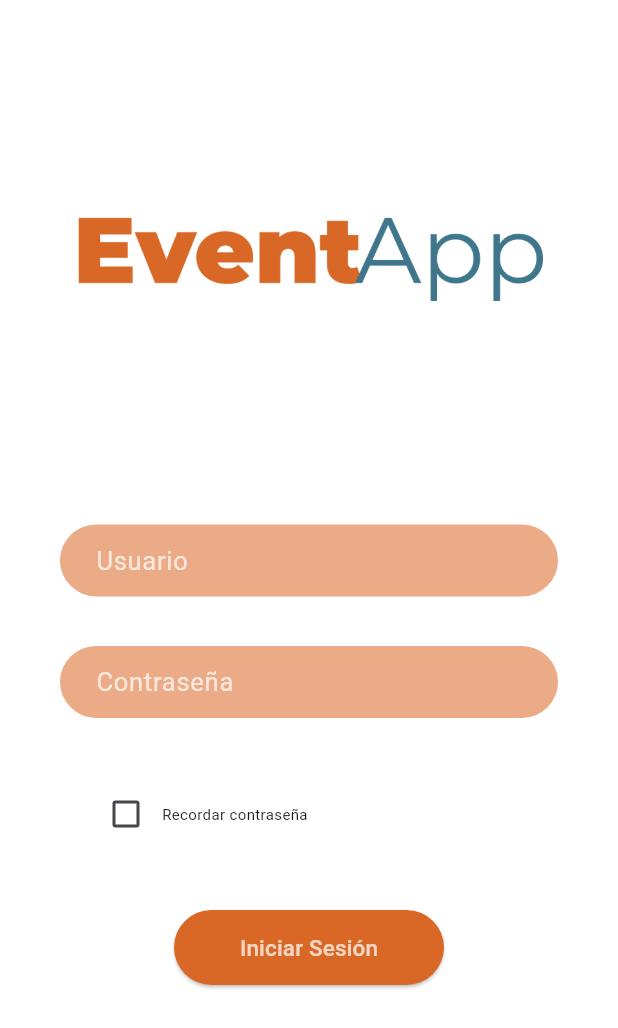
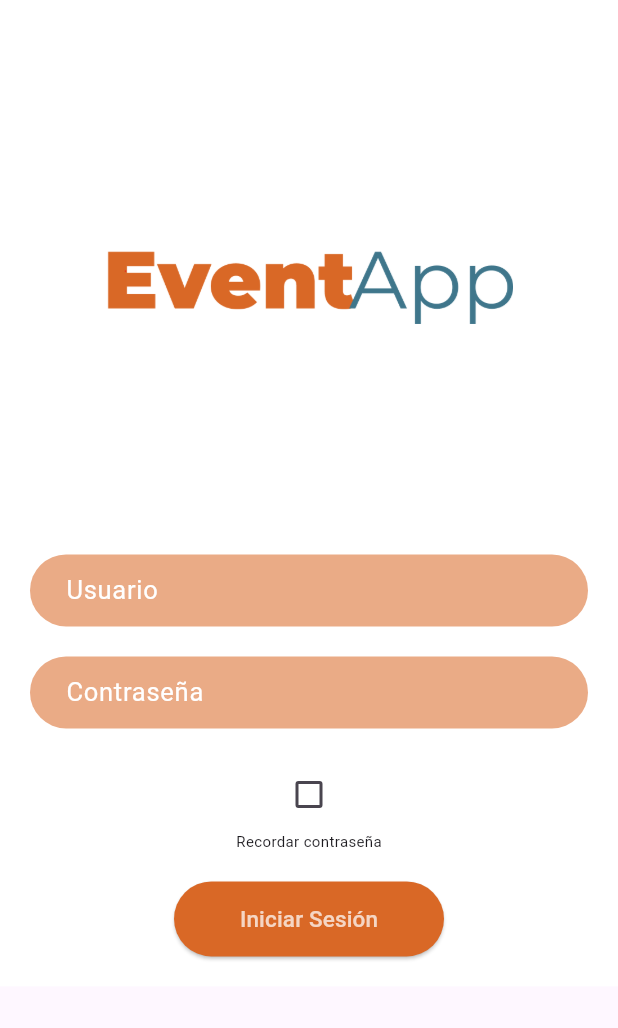
Before and after one commit to herrtiago/eventapp, a Flutter app: the screen it shows after launch, on a phone screen of 412 x 824 dp. Shown: the top 1028 px of the screen. Run offline on Flutter 3.47's test engine with Material 3 defaults, Android fonts, the phone set to English and light mode, and no system bars; our stand-ins replace google_fonts, image_picker, shared_preferences; Roboto replaces fonts that are missing (Karla).

Commit message:
arreglo del teclado

```diff
--- a/frontend_eventapp/lib/login_page.dart
+++ b/frontend_eventapp/lib/login_page.dart
@@ -35,9 +35,10 @@ class LoginPage extends StatelessWidget {
   @override
 Widget build(BuildContext context) {
     return Scaffold(
-      body: Container(
+      body: SingleChildScrollView(
+        child: Container(
           color: Color.fromARGB(255, 255, 255, 255),
-        child: Center(
+          padding: EdgeInsets.symmetric(vertical: 20, horizontal: 20),
           child: Column(
             mainAxisAlignment: MainAxisAlignment.start,
             children: <Widget>[
@@ -52,15 +53,13 @@ class LoginPage extends StatelessWidget {
                 ),
               ),
               SizedBox(height: 20),
-              Padding(
-                padding: const EdgeInsets.symmetric(horizontal: 40),
-                child: TextField(
+              TextField(
                 decoration: InputDecoration(
-                    hintText: 'Usuario',
+                  hintText: 'Usuario', // Cambia labelText por hintText
                   filled: true,
                   fillColor: const Color.fromARGB(142, 218, 104, 38),
                   hintStyle: TextStyle(
-                      color: const Color.fromARGB(186, 255, 255, 255),
+                    color: Colors.white, // Color del texto de sugerencia
                     fontSize: 17,
                     fontFamily: 'Karla',
                   ),
@@ -71,20 +70,16 @@ class LoginPage extends StatelessWidget {
                   ),
                 ),
                 controller: _controllerUsername,
-                  style: TextStyle(color: Colors.white, fontSize: 17, fontFamily: 'Karla'),
-
+                style: TextStyle(color: Colors.white), // Color del texto ingresado
               ),
-              ),
-              SizedBox(height: 33),
-              Padding(
-                padding: const EdgeInsets.symmetric(horizontal: 40),
-                child: TextField(
+              SizedBox(height: 20),
+              TextField(
                 decoration: InputDecoration(
-                    hintText: 'Contraseña',
+                  hintText: 'Contraseña', // Cambia labelText por hintText
                   filled: true,
                   fillColor: Color.fromARGB(142, 218, 104, 38),
                   hintStyle: TextStyle(
-                      color: const Color.fromARGB(186, 255, 255, 255),
+                    color: Colors.white, // Color del texto de sugerencia
                     fontSize: 17,
                     fontFamily: 'Karla',
                   ),
@@ -96,18 +91,13 @@ class LoginPage extends StatelessWidget {
                 ),
                 obscureText: true,
                 controller: _controllerPassword,
-                  style: TextStyle(color: Colors.white, fontSize: 17, fontFamily: 'Karla'),
+                style: TextStyle(color: Colors.white), // Color del texto ingresado
               ),
-              ),
-              SizedBox(height: 40),
-              Padding(
-                padding: const EdgeInsets.symmetric(horizontal: 60),
-                child: Row(
-                  children: [
+              SizedBox(height: 20),
               Checkbox(
                 value: false,
                 onChanged: (newValue) {
-                        //valor del checkbox
+                  //cambio del valor del checkbox
                 },
               ),
               Text(
@@ -117,10 +107,7 @@ class LoginPage extends StatelessWidget {
                   fontFamily: 'Karla',
                 ),
               ),
-                  ],
-                ),
-              ),
-              SizedBox(height: 40),
+              SizedBox(height: 20),
               ElevatedButton(
                 onPressed: () async {
                   final response = await http.post(
```
Lines whose indentation alone changed are shown as unchanged.
